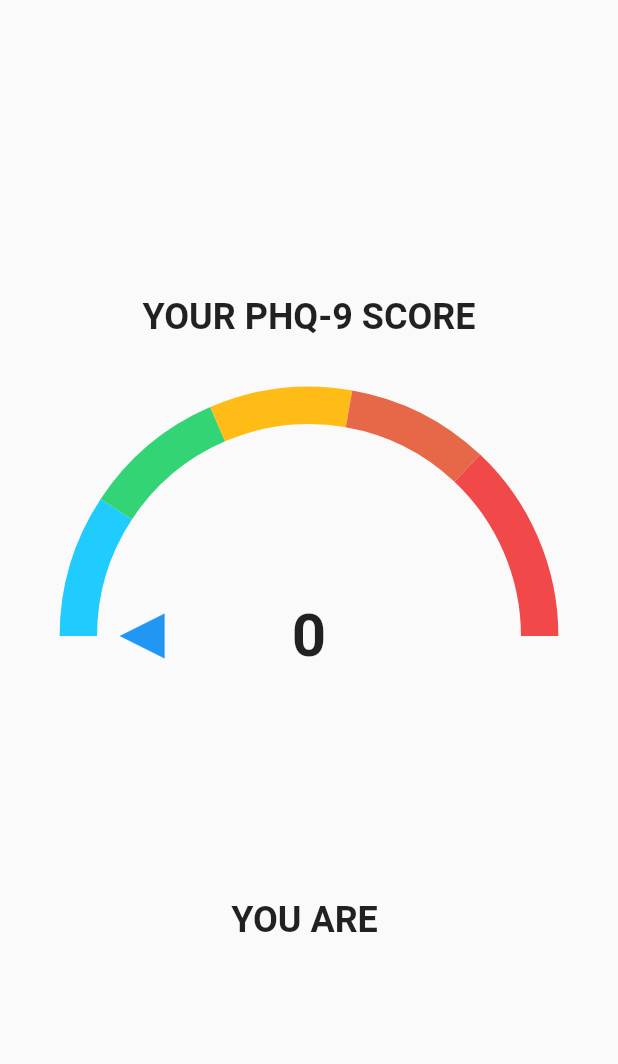
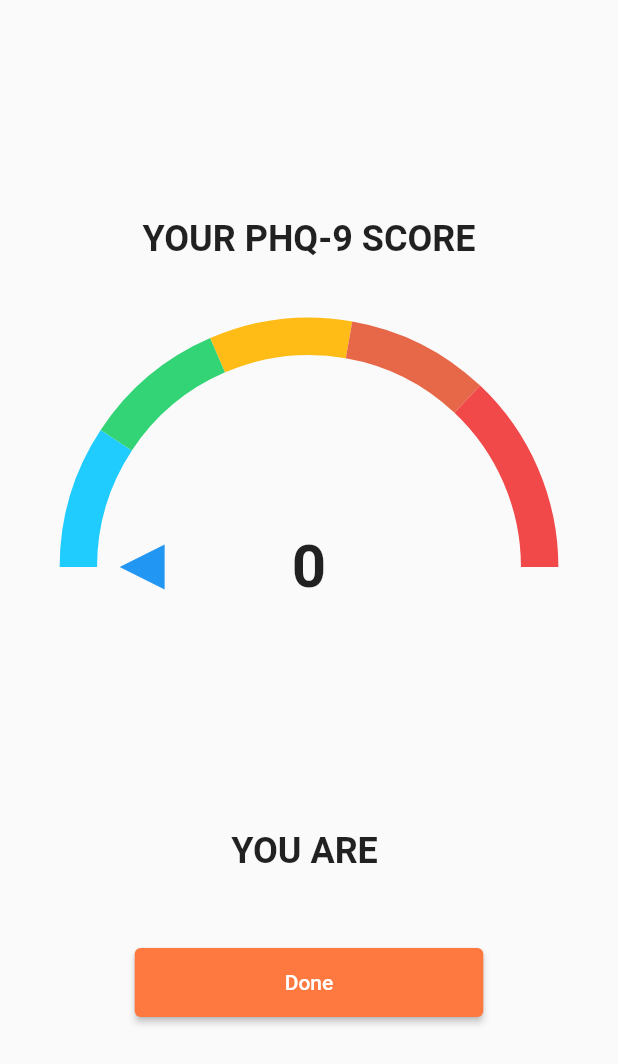
Before and after one commit to Aekknon/BumbutpitalMobile, a Flutter app: the ShowResult screen opened directly with empty values, on a phone screen of 412 x 824 dp. Shown: the top 1064 px of the screen. Run offline on Flutter 3.47's test engine with Material 2 defaults, Android fonts, the phone set to English and light mode, and no system bars; drawn by our look-alikes of syncfusion_flutter_gauges; our stand-ins replace carousel_slider, percent_indicator.

Commit message:
[ADD] Done Button

```diff
--- a/lib/Questionare/ShowResult.dart
+++ b/lib/Questionare/ShowResult.dart
@@ -1,3 +1,4 @@
+import 'package:bumbutpital/ComponentMainScreen/BottomNavBar.dart';
 import 'package:flutter/material.dart';
 import 'package:syncfusion_flutter_gauges/gauges.dart';
 
@@ -34,7 +35,7 @@ class ShowResult extends StatelessWidget {
             style: TextStyle(fontWeight: FontWeight.bold, fontSize: 24),
           ),
           SizedBox(
-            height: 24,
+            height: 30,
           ),
           Column(
             children: [
@@ -137,12 +138,20 @@ class ShowResult extends StatelessWidget {
               ),
             ],
           ),
-
-          // ElevatedButton(
-          //     onPressed: () {
-          //       print(_phq9Type);
-          //     },
-          //     child: Text('click'))
+          SizedBox(
+            height: 50,
+          ),
+          ElevatedButton(
+            onPressed: () {
+              Navigator.push(context,
+                  MaterialPageRoute(builder: (context) => BottomNavBar()));
+            },
+            child: Text('Done'),
+            style: ElevatedButton.styleFrom(
+              primary: Color(0XFFFE7940),
+              padding: EdgeInsets.symmetric(horizontal: 100, vertical: 15),
+            ),
+          )
         ],
       ),
     );
```
